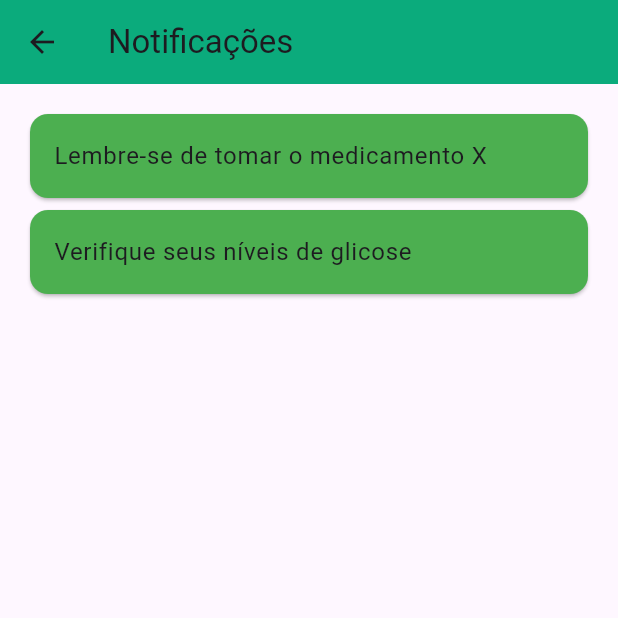
After one commit to alanabclins/Bety-App-DSI, a Flutter app: the NotificacaoScreen screen opened directly, on a phone screen of 412 x 824 dp, the top half of it. The commit adds this screen. Run offline on Flutter 3.47's test engine with Material 3 defaults, Android fonts, the phone set to English and light mode, and no system bars; our stand-ins replace firebase_core; accounts and stored records are empty; generated files the repository leaves out were written again; Roboto replaces fonts that are missing (Poppins); statements that could not run were skipped.

Commit message:
Tela de notificacao - inicio

```diff
--- a/bety_app/lib/main.dart
+++ b/bety_app/lib/main.dart
@@ -30,7 +30,7 @@ class MyApp extends StatelessWidget {
         useMaterial3: true,
         fontFamily: 'Poppins',
       ),
-      home: LoginScreen(),
+      home: NotificacaoScreen(),
     );
   }
 }
--- /dev/null
+++ b/bety_app/lib/screens/notificacao_screen.dart
@@ -0,0 +1,41 @@
+import 'package:flutter/material.dart';
+
+class NotificacaoScreen extends StatelessWidget {
+  @override
+  Widget build(BuildContext context) {
+    return Scaffold(
+      appBar: AppBar(
+        title: Text('Notificações'),
+        backgroundColor: Color.fromARGB(255, 11, 171, 124),
+        leading: IconButton(
+          icon: Icon(Icons.arrow_back),
+          onPressed: () {
+            // Navegue de volta à tela inicial aqui
+          },
+        ),
+      ),
+      body: SingleChildScrollView(
+        padding: EdgeInsets.all(16),
+        child: Column(
+          crossAxisAlignment: CrossAxisAlignment.stretch,
+          children: [
+            // Exemplos de balões de notificação aqui
+            Card(
+              color: Colors.green,
+              child: ListTile(
+                title: Text('Lembre-se de tomar o medicamento X'),
+              ),
+            ),
+            Card(
+              color: Colors.green,
+              child: ListTile(
+                title: Text('Verifique seus níveis de glicose'),
+              ),
+            ),
+            // Mais exemplos de notificações
+          ],
+        ),
+      ),
+    );
+  }
+}
```
Also changed, not shown: 6 other files.
